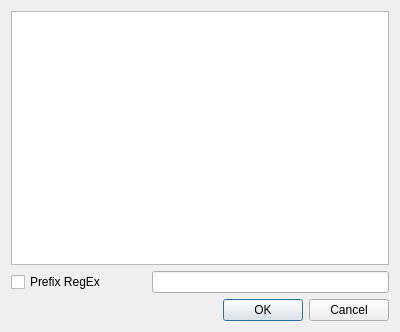
mandiant/flare-ida, file python/flare/ui/struct_typer_widget.ui: the form before one commit.
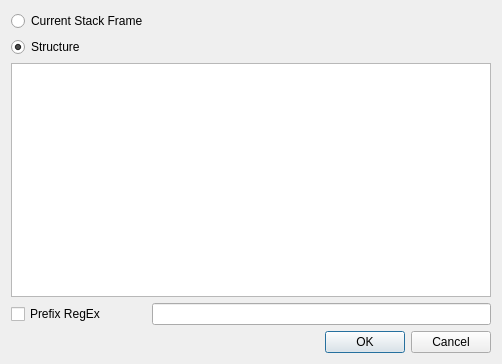
The form after the commit.

Commit message: Updates to struct_typer to allow searching stack frame arguments

Patch:
```diff
--- a/python/flare/ui/struct_typer_widget.ui
+++ b/python/flare/ui/struct_typer_widget.ui
@@ -6,8 +6,8 @@
    <rect>
     <x>0</x>
     <y>0</y>
-    <width>400</width>
-    <height>332</height>
+    <width>502</width>
+    <height>364</height>
    </rect>
   </property>
   <property name="windowTitle">
@@ -17,7 +17,37 @@
    <item>
     <layout class="QVBoxLayout" name="verticalLayout">
      <item>
-      <widget class="QListWidget" name="listWidget"/>
+      <widget class="QRadioButton" name="rb_useStackFrame">
+       <property name="text">
+        <string>Current Stack Frame</string>
+       </property>
+       <attribute name="buttonGroup">
+        <string notr="true">buttonGroup</string>
+       </attribute>
+      </widget>
+     </item>
+     <item>
+      <widget class="QRadioButton" name="rb_useStruct">
+       <property name="text">
+        <string>Structure</string>
+       </property>
+       <property name="checked">
+        <bool>true</bool>
+       </property>
+       <attribute name="buttonGroup">
+        <string notr="true">buttonGroup</string>
+       </attribute>
+      </widget>
+     </item>
+     <item>
+      <widget class="QListWidget" name="listWidget">
+       <property name="sizePolicy">
+        <sizepolicy hsizetype="MinimumExpanding" vsizetype="Expanding">
+         <horstretch>0</horstretch>
+         <verstretch>0</verstretch>
+        </sizepolicy>
+       </property>
+      </widget>
      </item>
      <item>
       <layout class="QHBoxLayout" name="horizontalLayout">
```
Left out of the diff: 3 changed lines with no effect on the pictures. The commit also changes 2 other files.
